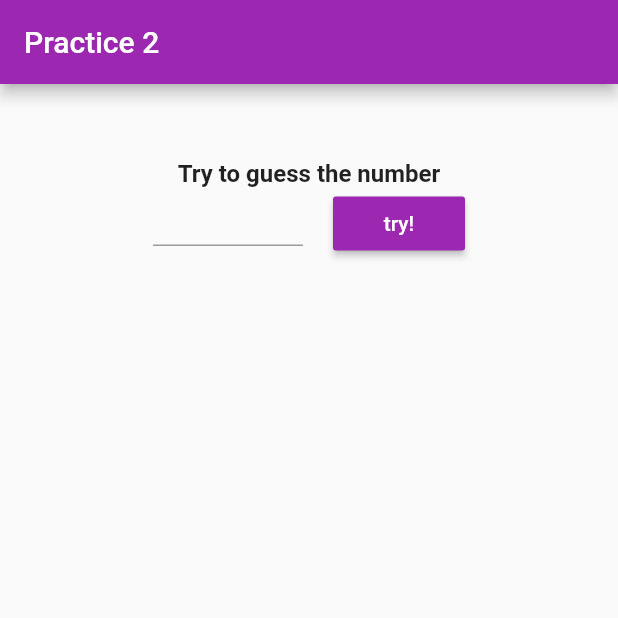
After one commit to IvanTyurin/guess_the_number, a Flutter app: the screen it shows after launch, on a phone screen of 412 x 824 dp, the top half of it. The commit adds this screen. Run offline on Flutter 3.47's test engine with Material 2 defaults, Android fonts, the phone set to English and light mode, and no system bars.

Commit message:
Comments fix
- [x] Removed the constructor. Title is now constant.
- [x] Created class HomeScreen, and moved HomePage there.
- [x] Renamed the variable.

```diff
--- /dev/null
+++ b/lib/HomeScreen.dart
@@ -0,0 +1,126 @@
+import 'dart:math';
+import 'package:flutter/material.dart';
+
+class HomeScreen extends StatefulWidget {
+  @override
+  _HomeScreenState createState() => _HomeScreenState();
+}
+
+class _HomeScreenState extends State<HomeScreen> {
+  Random randomizer = Random();
+  TextEditingController controller = TextEditingController();
+
+  int computerNum;
+  String text = "Try to guess the number";
+  bool userWin = false;
+
+  @override
+  void initState() {
+    super.initState();
+    computerNum = randomizer.nextInt(100);
+  }
+
+  @override
+  Widget build(BuildContext context) {
+    return Scaffold(
+      appBar: AppBar(
+        title: Text('Practice 2'),
+      ),
+      body:
+          _buildScreenBody(), // This trailing comma makes auto-formatting nicer for build methods.
+    );
+  }
+
+  Widget _buildScreenBody() {
+    return Center(
+      child: Container(
+        child: Column(
+          mainAxisAlignment: MainAxisAlignment.start,
+          children: [
+            SizedBox(
+              height: 50,
+            ),
+            Text(
+              "$text",
+              style: TextStyle(
+                fontSize: 16,
+                fontWeight: FontWeight.bold,
+              ),
+            ),
+            Row(
+              mainAxisAlignment: MainAxisAlignment.center,
+              children: [
+                Container(
+                  height: 30,
+                  width: 100,
+                  child: TextField(
+                    textAlign: TextAlign.center,
+                    controller: controller,
+                    keyboardType: TextInputType.number,
+                  ),
+                ),
+                SizedBox(
+                  width: 20,
+                ),
+                RaisedButton(
+                  onPressed: _tryBtnPressed,
+                  color: Colors.purple,
+                  textColor: Colors.white,
+                  padding: EdgeInsets.symmetric(vertical: 5, horizontal: 15),
+                  child: Text("try!"),
+                )
+              ],
+            ),
+            Visibility(
+              child: Column(
+                mainAxisAlignment: MainAxisAlignment.center,
+                children: [
+                  IconButton(
+                    icon: Icon(
+                      Icons.refresh,
+                      color: Colors.purple,
+                      size: 40,
+                    ),
+                    onPressed: _refreshButton,
+                    alignment: Alignment.center,
+                  )
+                ],
+              ),
+              visible: userWin,
+            ),
+            // Text("$computerNum")
+          ],
+        ),
+      ),
+    );
+  }
+
+  void _tryBtnPressed() {
+    String inputData = controller.text;
+    String message = "";
+    int userNum = int.parse(inputData);
+
+    if (userNum > computerNum) {
+      message = "To much";
+    }
+    if (userNum == computerNum) {
+      message = "Congratulations!";
+      userWin = true;
+    }
+    if (userNum < computerNum) {
+      message = "Few";
+    }
+
+    setState(() {
+      text = message;
+    });
+  }
+
+  void _refreshButton() {
+    userWin = !userWin;
+    computerNum = randomizer.nextInt(100);
+    setState(() {
+      text = "Try to guess the number";
+    });
+  }
+}
```
Also changed, not shown: lib/main.dart (+2 -126 lines).
